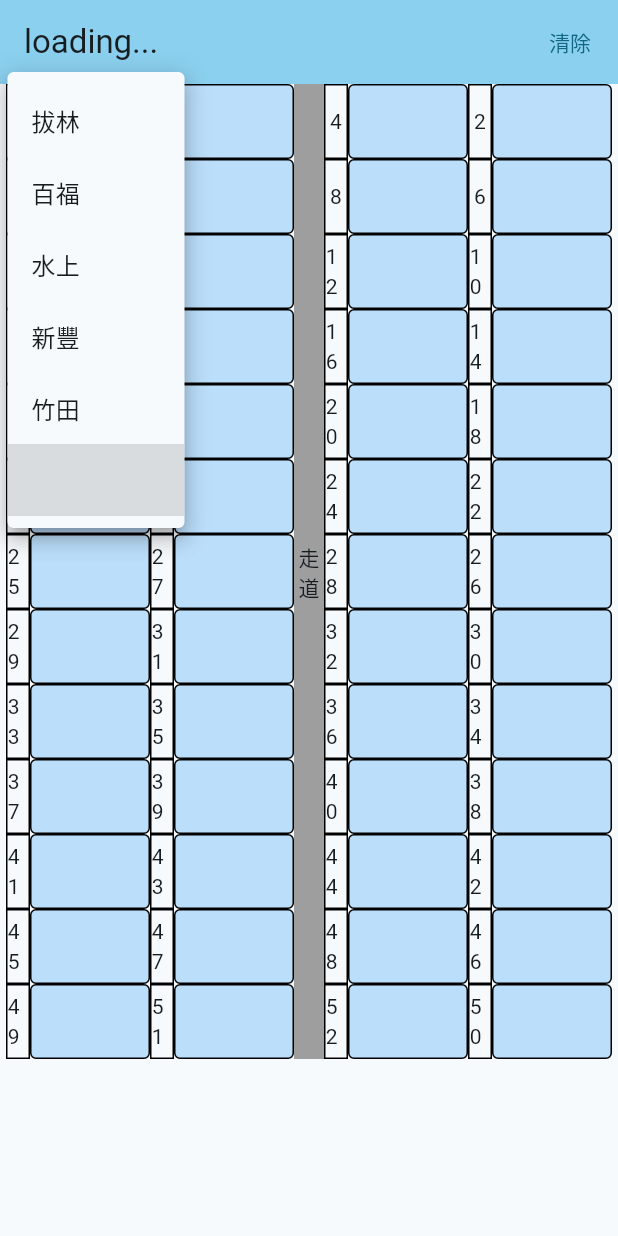
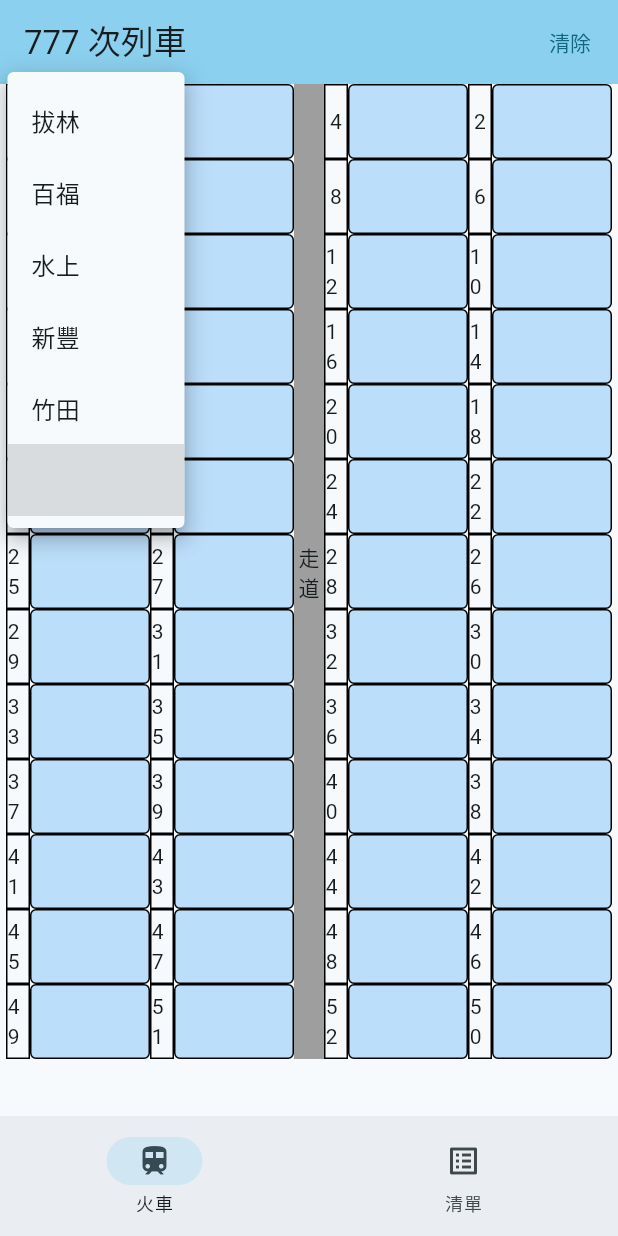
Before and after one commit to QuiverYang/check_table, a Flutter app: the screen it shows after launch, after a tap on the "arrow drop down" icon, on a phone screen of 412 x 824 dp. Run offline on Flutter 3.47's test engine with Material 3 defaults, Android fonts, the light colour scheme and no system bars; our stand-ins replace shared_preferences.

Commit message:
add list loader and saver

```diff
--- /dev/null
+++ b/lib/data/constants.dart
@@ -0,0 +1 @@
+const keyOfTrainList = 'trains';
--- /dev/null
+++ b/lib/data/loaders/station_loader.dart
@@ -0,0 +1,35 @@
+import 'dart:convert';
+
+import 'package:flutter/services.dart';
+
+import '../../models/station.dart';
+
+abstract class StationLoader {
+  Future<Map<String, Station>> load();
+}
+
+class LocalTrainStationLoader implements StationLoader {
+  static Map<String, Station>? _cache;
+
+  @override
+  Future<Map<String, Station>> load() async {
+    if (_cache != null) {
+      return _cache!;
+    }
+    _cache = {};
+    String data = await rootBundle.loadString('res/station_data.json');
+    var jsonData = jsonDecode(data);
+    final stations = jsonData['data'] as List<dynamic>;
+    for (var data in stations) {
+      final st = data as List<dynamic>;
+      if (st.length == 3) {
+        final no = st[0] as String;
+        _cache![no] = TrainStation(name: st[1], no: st[0], english: st[2]);
+      } else {
+        print('data length error');
+      }
+    }
+
+    return _cache!;
+  }
+}
--- /dev/null
+++ b/lib/data/loaders/train_list_loader.dart
@@ -0,0 +1,23 @@
+import 'package:check_table/data/constants.dart';
+import 'package:check_table/models/car_map.dart';
+import 'package:shared_preferences/shared_preferences.dart';
+
+abstract class TrainListLoader {
+  Future<List<Train>> load();
+}
+
+class LocalTrainListLoader implements TrainListLoader {
+  @override
+  Future<List<Train>> load() async {
+    final sp = await SharedPreferences.getInstance();
+    final list = sp.getStringList(keyOfTrainList);
+    return [
+      TrainImp(
+        table: [],
+        stopStations: [],
+        no: '777',
+        title: '777 次列車',
+      )
+    ];
+  }
+}
--- a/lib/data/loader.dart
+++ b/lib/data/loaders/train_loader.dart
@@ -1,43 +1,11 @@
-import 'dart:convert';
 import 'dart:math';
 
-import 'package:flutter/services.dart';
+import 'package:check_table/data/loaders/station_loader.dart';
 
-import '../models/car_map.dart';
-import '../models/station.dart';
-
-abstract class StationLoader {
-  Future<Map<String, Station>> load();
-}
-
-class TrainStationLoader implements StationLoader {
-  static Map<String, Station>? _cache;
-
-  @override
-  Future<Map<String, Station>> load() async {
-    if (_cache != null) {
-      return _cache!;
-    }
-    _cache = {};
-    String data = await rootBundle.loadString('res/station_data.json');
-    var jsonData = jsonDecode(data);
-    final stations = jsonData['data'] as List<dynamic>;
-    for (var data in stations) {
-      final st = data as List<dynamic>;
-      if (st.length == 3) {
-        final no = st[0] as String;
-        _cache![no] = TrainStation(name: st[1], no: st[0], english: st[2]);
-      } else {
-        print('data length error');
-      }
-    }
-
-    return _cache!;
-  }
-}
+import '../../models/car_map.dart';
 
 abstract class TrainLoader {
-  Future<Train> load();
+  Future<TrainImp> load();
 }
 
 class LocalTrainLoader implements TrainLoader {
@@ -46,7 +14,7 @@ class LocalTrainLoader implements TrainLoader {
   StationLoader stationLoader;
 
   @override
-  Future<Train> load() async {
+  Future<TrainImp> load() async {
     //TODO: 假資料
     await Future.delayed(const Duration(seconds: 2));
     final table = ReservedCar.empty(
@@ -54,7 +22,7 @@ class LocalTrainLoader implements TrainLoader {
     final stations = await stationLoader.load();
     final stationList =
         getRandomEntries(stations, 5).values.map((e) => e).toList();
-    return Train(
+    return TrainImp(
       table: [table],
       stopStations: stationList,
       no: '777',
--- /dev/null
+++ b/lib/data/repos/train_repo.dart
@@ -0,0 +1,20 @@
+import 'package:check_table/data/loaders/train_loader.dart';
+import 'package:check_table/models/car_map.dart';
+import 'package:flutter/foundation.dart';
+
+class TrainRepository extends ChangeNotifier {
+  TrainRepository({required TrainLoader loader}) : _loader = loader;
+  final TrainLoader _loader;
+
+  Train? get currentTrain => _currentTrain;
+  Train? _currentTrain;
+
+  loadTrain() async {
+    setTrainAndNotify(await _loader.load());
+  }
+
+  setTrainAndNotify(Train newValue) {
+    _currentTrain = newValue;
+    notifyListeners();
+  }
+}
--- /dev/null
+++ b/lib/data/savers/train_list_saver.dart
@@ -0,0 +1,15 @@
+import 'package:shared_preferences/shared_preferences.dart';
+
+import '../constants.dart';
+
+abstract class TrainListSaver {
+  Future<void> save(List<String> jsonStrings);
+}
+
+class LocalTrainListSaver implements TrainListSaver {
+  @override
+  Future<void> save(List<String> jsonStrings) async {
+    final sp = await SharedPreferences.getInstance();
+    sp.setStringList(keyOfTrainList, jsonStrings);
+  }
+}
--- a/lib/main.dart
+++ b/lib/main.dart
@@ -1,29 +1,68 @@
+import 'package:check_table/data/loaders/station_loader.dart';
+import 'package:check_table/data/repos/train_repo.dart';
+import 'package:check_table/presentation/views/train_list_page.dart';
 import 'package:flutter/material.dart';
 
-import 'data/loader.dart';
+import 'data/loaders/train_list_loader.dart';
+import 'data/loaders/train_loader.dart';
 import 'presentation/views/car_page/car_page.dart';
+import 'package:provider/provider.dart';
 
 void main() async {
   WidgetsFlutterBinding.ensureInitialized();
-  final stationLoader = TrainStationLoader();
+  final stationLoader = LocalTrainStationLoader();
   await stationLoader.load();
   runApp(const MyApp());
 }
 
-class MyApp extends StatelessWidget {
+class MyApp extends StatefulWidget {
   const MyApp({super.key});
 
-  // This widget is the root of your application.
+  @override
+  State<MyApp> createState() => _MyAppState();
+}
+
+class _MyAppState extends State<MyApp> {
+  int currentPageIndex = 0;
+
   @override
   Widget build(BuildContext context) {
+    final ThemeData theme = Theme.of(context);
+
     return MaterialApp(
       theme: ThemeData(
         colorScheme: ColorScheme.fromSeed(seedColor: Colors.blueGrey),
         useMaterial3: true,
       ),
-      home: CarPage(
-        loader: LocalTrainLoader(stationLoader: TrainStationLoader()),
+      home: Scaffold(
+        bottomNavigationBar: NavigationBar(
+          onDestinationSelected: (int index) {
+            setState(() {
+              currentPageIndex = index;
+            });
+          },
+          selectedIndex: currentPageIndex,
+          destinations: const [
+            NavigationDestination(
+                selectedIcon: Icon(Icons.train),
+                icon: Icon(Icons.train_outlined),
+                label: '火車'),
+            NavigationDestination(
+                icon: Icon(Icons.list_alt_outlined), label: '清單')
+          ],
+        ),
+        body: ChangeNotifierProvider(
+          create: (context) => TrainRepository(
+              loader:
+                  LocalTrainLoader(stationLoader: LocalTrainStationLoader())),
+          child: IndexedStack(index: currentPageIndex, children: pages),
+        ),
       ),
     );
   }
+
+  List<Widget> pages = [
+    const CarPage(),
+    TrainListPage(trainListLoader: LocalTrainListLoader())
+  ];
 }
--- a/lib/models/car_map.dart
+++ b/lib/models/car_map.dart
@@ -1,16 +1,28 @@
 import 'station.dart';
+import 'package:uuid/uuid.dart';
 
-class Train {
+abstract class Train {
   Train(
       {required this.table,
       required this.stopStations,
       required this.no,
-      required this.title});
+      required this.title,
+      String? id})
+      : id = id ?? const Uuid().v4();
 
   List<CarTable> table;
   List<Station> stopStations;
   String no;
   String title;
+  String id;
+}
+
+class TrainImp extends Train {
+  TrainImp(
+      {required super.table,
+      required super.stopStations,
+      required super.no,
+      required super.title});
 }
 
 abstract class CarTable {
--- a/lib/presentation/views/car_page/car_page.dart
+++ b/lib/presentation/views/car_page/car_page.dart
@@ -1,13 +1,12 @@
-import 'package:check_table/data/loader.dart';
+import 'package:check_table/data/repos/train_repo.dart';
 import 'package:flutter/material.dart';
 
 import '../pair_of_seats/pair_of_seats.dart';
 import 'car_page_view_model.dart';
+import 'package:provider/provider.dart';
 
 class CarPage extends StatefulWidget {
-  const CarPage({super.key, required this.loader});
-
-  final TrainLoader loader;
+  const CarPage({super.key});
 
   @override
   State<CarPage> createState() => _CarPageState();
@@ -34,15 +33,18 @@ class _CarPageState extends State<CarPage> {
   @override
   void initState() {
     super.initState();
-    widget.loader.load().then((train) {
-      setState(() {
-        viewModel = CarPageViewModelImp.fromTrain(train);
-      });
-    });
+    final trainRepo = context.read<TrainRepository>();
+    trainRepo.loadTrain();
   }
 
   @override
   Widget build(BuildContext context) {
+    final trainRepo = context.watch<TrainRepository>();
+    final currentTrain = trainRepo.currentTrain;
+    if (currentTrain != null) {
+      viewModel = CarPageViewModelImp.fromTrain(currentTrain);
+      title = currentTrain.title;
+    }
     return Scaffold(
       appBar: AppBar(
         backgroundColor: Theme.of(context).colorScheme.inversePrimary,
@@ -63,10 +65,11 @@ class _CarPageState extends State<CarPage> {
             )
           : Padding(
               key: UniqueKey(),
-              padding:
-                  const EdgeInsets.only(left: 4, right: 4, top: 0, bottom: 40),
+              padding: const EdgeInsets.only(left: 4, right: 4, top: 0),
               child: SingleChildScrollView(
-                child: Row(
+                child: Column(
+                  children: [
+                    Row(
                       mainAxisAlignment: MainAxisAlignment.spaceAround,
                       crossAxisAlignment: CrossAxisAlignment.start,
                       children: [
@@ -88,7 +91,10 @@ class _CarPageState extends State<CarPage> {
                           child: Column(
                             children: rightSideSeats(),
                           ),
+                        )
+                      ],
                     ),
+                    const SizedBox(height: 24),
                   ],
                 ),
               ),
--- /dev/null
+++ b/lib/presentation/views/train_list_page.dart
@@ -0,0 +1,56 @@
+import 'package:check_table/data/loaders/train_list_loader.dart';
+import 'package:flutter/material.dart';
+
+class TrainListPage extends StatefulWidget {
+  const TrainListPage({required this.trainListLoader, super.key});
+  final TrainListLoader trainListLoader;
+
+  @override
+  State<TrainListPage> createState() => _TrainListPageState();
+}
+
+class _TrainListPageState extends State<TrainListPage> {
+  @override
+  Widget build(BuildContext context) {
+    return Scaffold(
+      appBar: AppBar(
+        backgroundColor: Theme.of(context).colorScheme.inversePrimary,
+        title: const Text('清單'),
+        actions: [
+          TextButton(
+              onPressed: () {},
+              child: IconButton(
+                icon: const Icon(Icons.add),
+                onPressed: () {
+                  //TODO: 新增車次 表單
+                  setState(() {});
+                },
+              ))
+        ],
+      ),
+      body: FutureBuilder(
+          future: widget.trainListLoader.load(),
+          builder: (context, snapshot) {
+            if (snapshot.hasData) {
+              final list = snapshot.data!;
+              return ListView.builder(
+                itemCount: list.length,
+                itemBuilder: (cxt, index) {
+                  return ListTile(
+                    title: Text(list[index].title),
+                    subtitle: Text('車次:${list[index].no}'),
+                    onTap: () {
+                      print('tt: $index');
+                    },
+                  );
+                },
+              );
+            } else if (snapshot.hasError) {
+              return const Center(child: Text('資料讀取錯誤'));
+            } else {
+              return const Center(child: CircularProgressIndicator());
+            }
+          }),
+    );
+  }
+}
--- a/pubspec.yaml
+++ b/pubspec.yaml
@@ -46,6 +46,9 @@ dev_dependencies:
   # package. See that file for information about deactivating specific lint
   # rules and activating additional ones.
   flutter_lints: ^3.0.0
+  provider:
+  shared_preferences:
+  uuid:
 
 # For information on the generic Dart part of this file, see the
 # following page: https://dart.dev/tools/pub/pubspec
```
Also changed, not shown: pubspec.lock, 1 other file. Lines whose indentation alone changed are shown as unchanged.
